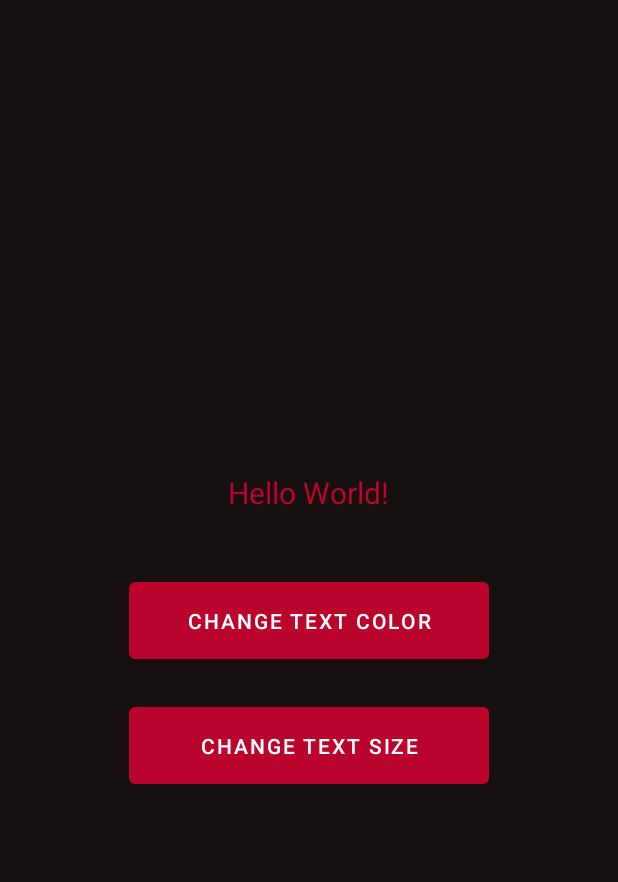
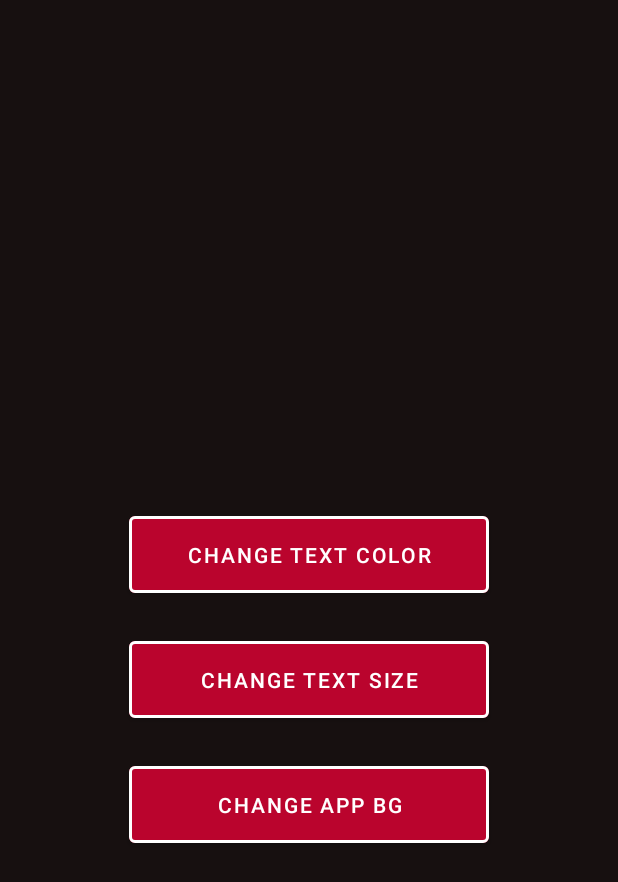
Before and after one commit to Greninja007/MADL1, an Android app: the screen it shows after launch (MainActivity), after a tap on "CHANGE TEXT COLOR", on a phone screen of 412 x 824 dp. Shown: the top 882 px of the screen. Run offline under Robolectric (Android 15) with nearby library versions, the phone set to English and light mode, and no system bars.

Commit message:
"Enhanced Version of Font Size, Color and Background Color"

```diff
--- a/app/src/main/java/com/example/madl1/MainActivity.kt
+++ b/app/src/main/java/com/example/madl1/MainActivity.kt
@@ -3,6 +3,7 @@ package com.example.madl1
 import androidx.appcompat.app.AppCompatActivity
 import android.os.Bundle
 import android.widget.Button
+import android.widget.LinearLayout
 import android.widget.TextView
 import android.widget.Toast
 
@@ -11,19 +12,66 @@ class MainActivity : AppCompatActivity() {
         super.onCreate(savedInstanceState)
         setContentView(R.layout.activity_main)
 
-        var a = 20f
+        var a = 0f
 
+        var tvcolorIncrementer: Int = 0
+        var bgcolorIncrementer: Int = 0
         var tvDisplay = findViewById<TextView>(R.id.tvDisplay)
+        var mainLayout = findViewById<LinearLayout>(R.id.mainLL)
         val btnTvColor = findViewById<Button>(R.id.btnTvColor)
         val btnTvSize = findViewById<Button>(R.id.btnTvSize)
+        val btnAppGB = findViewById<Button>(R.id.appBgColor)
+        btnTvColor.setOnClickListener {
 
-        btnTvColor.setOnClickListener {
-            tvDisplay.setTextColor(resources.getColor(R.color.money_heist))
-            Toast.makeText(this,"Text Color Changed Successfully",Toast.LENGTH_SHORT).show()
+            ++tvcolorIncrementer
+            if (tvcolorIncrementer == 1) {
+                tvDisplay.setTextColor(resources.getColor(R.color.red))
+                Toast.makeText(this,"Text Color Changed to RED Successfully",Toast.LENGTH_SHORT).show()
+            }
+            else if (tvcolorIncrementer == 2) {
+                tvDisplay.setTextColor(resources.getColor(R.color.green))
+                Toast.makeText(this,"Text Color Changed to GREEN Successfully",Toast.LENGTH_SHORT).show()
+            }
+            else if (tvcolorIncrementer == 3) {
+                tvDisplay.setTextColor(resources.getColor(R.color.blue))
+                Toast.makeText(this,"Text Color Changed to BLUE Successfully",Toast.LENGTH_SHORT).show()
+            }
+            else{
+                tvcolorIncrementer = 0
+            }
+
+
         }
         btnTvSize.setOnClickListener {
-            tvDisplay.textSize = a++
-            Toast.makeText(this,"Text Size Changed Successfully",Toast.LENGTH_SHORT).show()
+            a += 10f
+//            if(a>50f){
+//                Toast.makeText(this,"Text Size threshold reached",Toast.LENGTH_SHORT).show()
+//            }
+//            else{
+                tvDisplay.textSize = a%100f
+                Toast.makeText(this,"Text Size Changed Successfully",Toast.LENGTH_SHORT).show()
+//            }
         }
+
+        btnAppGB.setOnClickListener {
+            ++bgcolorIncrementer
+            if (bgcolorIncrementer == 1) {
+                mainLayout.setBackgroundColor(resources.getColor(R.color.red))
+                Toast.makeText(this,"Background Color Changed to RED Successfully",Toast.LENGTH_SHORT).show()
+            }
+            else if (bgcolorIncrementer == 2) {
+                mainLayout.setBackgroundColor(resources.getColor(R.color.green))
+                Toast.makeText(this,"Background Color Changed to GREEN Successfully",Toast.LENGTH_SHORT).show()
+            }
+            else if (bgcolorIncrementer == 3) {
+                mainLayout.setBackgroundColor(resources.getColor(R.color.blue))
+                Toast.makeText(this,"Background Color Changed to BLUE Successfully",Toast.LENGTH_SHORT).show()
+            }
+            else{
+                bgcolorIncrementer = 0
+            }
+        }
+
+
     }
 }
--- a/app/src/main/res/layout/activity_main.xml
+++ b/app/src/main/res/layout/activity_main.xml
@@ -3,6 +3,7 @@
     xmlns:app="http://schemas.android.com/apk/res-auto"
     xmlns:tools="http://schemas.android.com/tools"
     android:layout_width="match_parent"
+    android:id="@+id/mainLL"
     android:layout_height="match_parent"
     android:orientation="vertical"
     android:layout_gravity="center"
@@ -12,11 +13,11 @@
 
     <TextView
         android:id="@+id/tvDisplay"
-        android:layout_width="wrap_content"
+        android:layout_width="match_parent"
         android:layout_height="wrap_content"
         android:text="Hello World!"
         android:textColor="@color/white"
-        android:textSize="20sp"
+        android:textSize="0sp"
         android:gravity="center"
         android:layout_gravity="center"
         android:layout_marginVertical="40dp"
@@ -27,6 +28,8 @@
         android:layout_height="63dp"
         android:layout_gravity="center"
         app:backgroundTint="#BA042D"
+        app:strokeColor="@color/white"
+        app:strokeWidth="2dp"
         android:text="Change Text color"
         />
     <com.google.android.material.button.MaterialButton
@@ -36,7 +39,20 @@
         android:layout_marginVertical="20dp"
         android:layout_gravity="center"
         app:backgroundTint="#BA042D"
+        app:strokeColor="@color/white"
+        app:strokeWidth="2dp"
         android:text="Change Text Size"
         />
+    <com.google.android.material.button.MaterialButton
+        android:id="@+id/appBgColor"
+        android:layout_width="240dp"
+        android:layout_height="63dp"
+        android:layout_gravity="center"
+        app:backgroundTint="#BA042D"
+        app:strokeColor="@color/white"
+        app:strokeWidth="2dp"
+        android:text="CHANGE APP BG"
+        />
+
 
 </LinearLayout>
--- a/app/src/main/res/values/colors.xml
+++ b/app/src/main/res/values/colors.xml
@@ -7,5 +7,7 @@
     <color name="teal_700">#FF018786</color>
     <color name="black">#FF000000</color>
     <color name="white">#FFFFFFFF</color>
-    <color name="money_heist">#BA042D</color>
+    <color name="red">#BA042D</color>
+    <color name="blue">#0096FF</color>
+    <color name="green">#00A36C</color>
 </resources>
```
